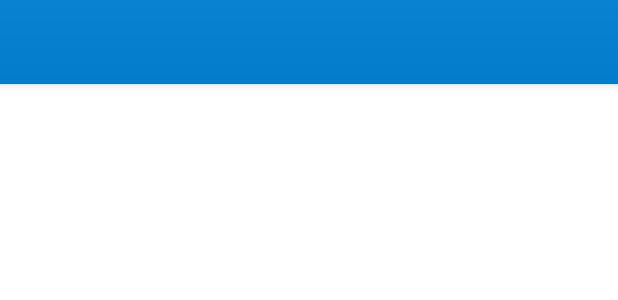
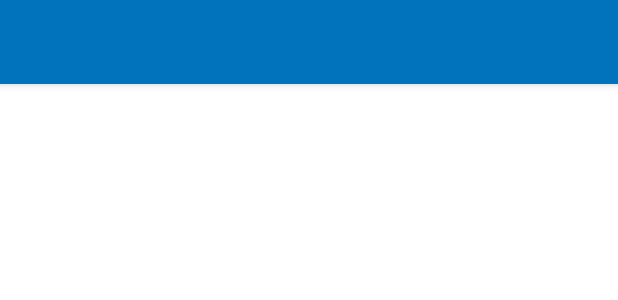
Before and after one commit to beresaabebe/Saayinsii-Waliigalaa-Kutaa-8ffaa, an Android app: the layout activity_drawer_main.xml on its own in the app's theme, with its tools: preview values and no code run, on a phone screen of 412 x 824 dp. Shown: the top 300 px of the screen. Run offline under Robolectric (Android 15) with nearby library versions, the phone set to English and light mode, and no system bars.

Commit message:
save all 8/1/2023

```diff
--- a/app/src/main/res/drawable/nav_header_bg.xml
+++ b/app/src/main/res/drawable/nav_header_bg.xml
@@ -4,6 +4,6 @@
     <gradient android:angle="90"
         android:centerX="0"
         android:centerY="0"
-        android:endColor="#0882D1"
-        android:centerColor="#027DCC"/>
+        android:endColor="@color/colorPrimary"
+        android:centerColor="@color/colorPrimary"/>
 </shape>
```
